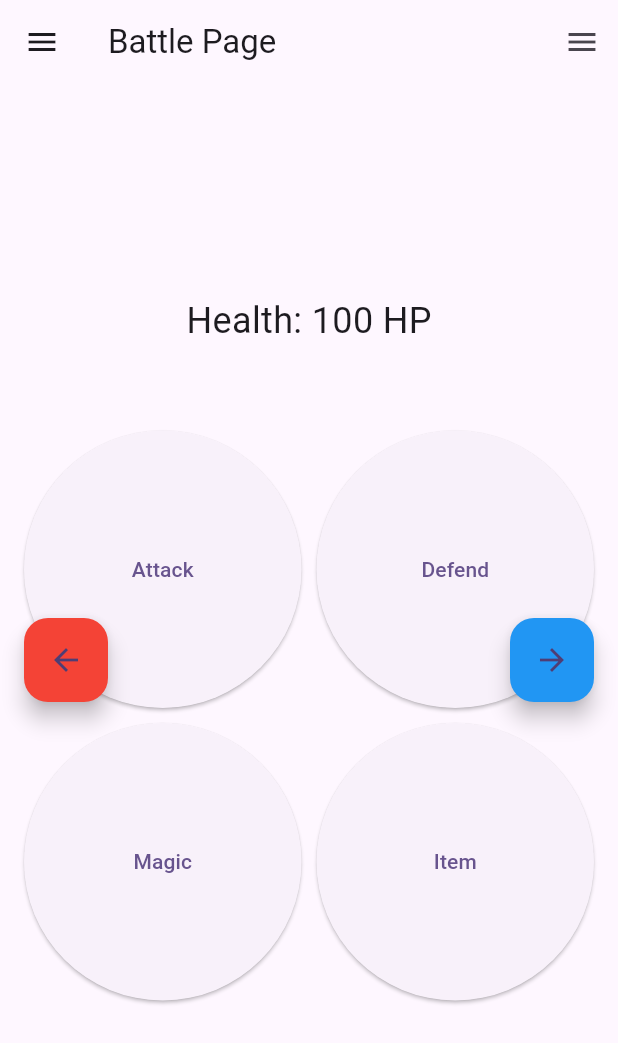
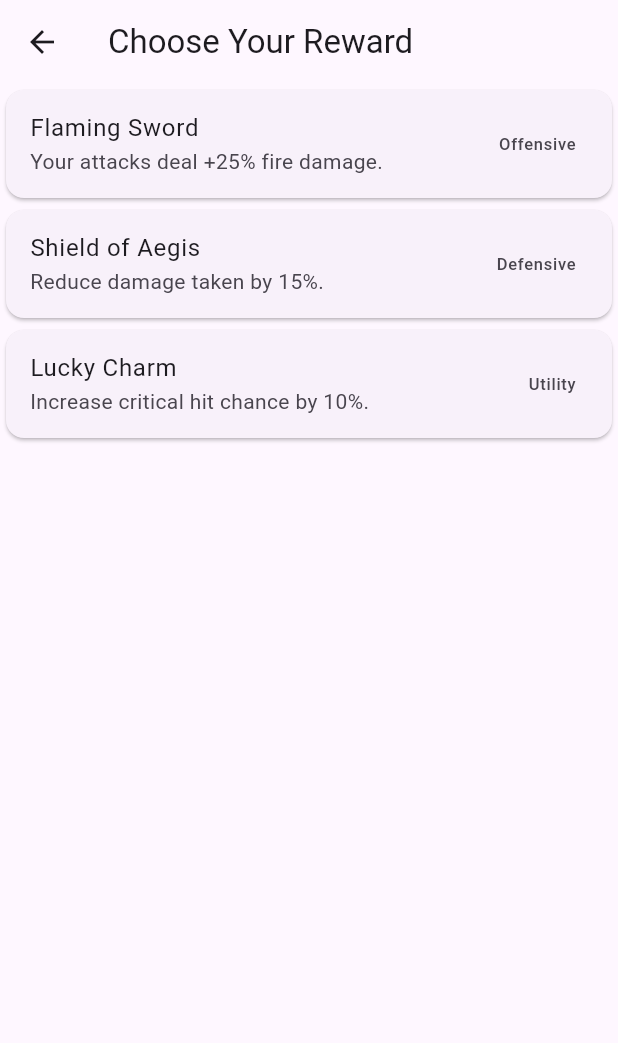
Before and after one commit to Sanins/flutter-training, a Flutter app: the screen it shows after launch, after a tap on "Go to Battle", on a phone screen of 412 x 824 dp. Shown: the top 1043 px of the screen. Run offline on Flutter 3.47's test engine with Material 3 defaults, Android fonts, the phone set to English and light mode, and no system bars.

```diff
--- /dev/null
+++ b/lib/features/battle/screens/choose_ability_screen.dart
@@ -0,0 +1,68 @@
+import 'package:flutter/material.dart';
+import 'battle_screen.dart';
+import '../../../models/ability.dart';
+import '../../../models/player.dart';
+
+// Example abilities
+final abilities = [
+  Ability(
+    name: "Flaming Sword",
+    description: "Your attacks deal +25% fire damage.",
+    type: "Offensive",
+    rarity: 2,
+    applyEffect: (player) => player.attackPower *= 1.25,
+  ),
+  Ability(
+    name: "Shield of Aegis",
+    description: "Reduce damage taken by 15%.",
+    type: "Defensive",
+    rarity: 1,
+    applyEffect: (player) => player.damageReduction += 0.15,
+  ),
+  Ability(
+    name: "Lucky Charm",
+    description: "Increase critical hit chance by 10%.",
+    type: "Utility",
+    rarity: 2,
+    applyEffect: (player) => player.critChance += 0.1,
+  ),
+];
+
+class ChooseAbilityScreen extends StatelessWidget {
+  final List<Ability> abilityChoices;
+  final Player player;
+
+  ChooseAbilityScreen({
+    required this.abilityChoices,
+    required this.player,
+  });
+
+  @override
+  Widget build(BuildContext context) {
+    return Scaffold(
+      appBar: AppBar(title: Text("Choose Your Reward")),
+      body: ListView.builder(
+        itemCount: abilityChoices.length,
+        itemBuilder: (context, index) {
+          final ability = abilityChoices[index];
+          return Card(
+            child: ListTile(
+              title: Text(ability.name),
+              subtitle: Text(ability.description),
+              trailing: Text(ability.type),
+              onTap: () {
+                ability.applyEffect(player);
+                Navigator.pushReplacement(
+                  context,
+                  MaterialPageRoute(
+                    builder: (context) => BattlePage(player: player),
+                  ),
+                ); // Navigate to BattleScreen
+              },
+            ),
+          );
+        },
+      ),
+    );
+  }
+}
--- a/lib/features/battle/widgets/stats_drawer.dart
+++ b/lib/features/battle/widgets/stats_drawer.dart
@@ -1,9 +1,12 @@
 import 'package:flutter/material.dart';
+import '../../../models/player.dart';
 
 class StatsDrawer extends StatelessWidget {
-  final int health;
+  final Player player; // Add player as a parameter
+  final int health; // Add health as a parameter
 
-  const StatsDrawer({Key? key, required this.health}) : super(key: key);
+  const StatsDrawer({Key? key, required this.player, required this.health})
+      : super(key: key); // Update constructor to accept health
 
   @override
   Widget build(BuildContext context) {
@@ -18,7 +21,10 @@ class StatsDrawer extends StatelessWidget {
               style: TextStyle(fontSize: 30, fontWeight: FontWeight.bold),
             ),
             const SizedBox(height: 20),
-            Text('Health: $health HP'),
+            Text('Health: $health HP'), // Display health here
+            const SizedBox(height: 20),
+            Text('Attack Power: ${player.attackPower.toStringAsFixed(2)}'),
+            Text('Crit Chance: ${player.critChance * 100}%'),
             const SizedBox(height: 20),
             // Add other stats as needed
           ],
--- a/lib/main.dart
+++ b/lib/main.dart
@@ -1,5 +1,6 @@
 import 'package:flutter/material.dart';
-import 'features/battle/screens/battle_screen.dart';
+import 'features/battle/screens/choose_ability_screen.dart';
+import 'models/player.dart';
 
 void main() {
   runApp(const MyApp());
@@ -8,27 +9,11 @@ void main() {
 class MyApp extends StatelessWidget {
   const MyApp({super.key});
 
-  // This widget is the root of your application.
   @override
   Widget build(BuildContext context) {
     return MaterialApp(
       title: 'Flutter Demo',
       theme: ThemeData(
-        // This is the theme of your application.
-        //
-        // TRY THIS: Try running your application with "flutter run". You'll see
-        // the application has a purple toolbar. Then, without quitting the app,
-        // try changing the seedColor in the colorScheme below to Colors.green
-        // and then invoke "hot reload" (save your changes or press the "hot
-        // reload" button in a Flutter-supported IDE, or press "r" if you used
-        // the command line to start the app).
-        //
-        // Notice that the counter didn't reset back to zero; the application
-        // state is not lost during the reload. To reset the state, use hot
-        // restart instead.
-        //
-        // This works for code too, not just values: Most code changes can be
-        // tested with just a hot reload.
         colorScheme: ColorScheme.fromSeed(seedColor: Colors.deepPurple),
         useMaterial3: true,
       ),
@@ -39,16 +24,6 @@ class MyApp extends StatelessWidget {
 
 class MyHomePage extends StatefulWidget {
   const MyHomePage({super.key, required this.title});
-
-  // This widget is the home page of your application. It is stateful, meaning
-  // that it has a State object (defined below) that contains fields that affect
-  // how it looks.
-
-  // This class is the configuration for the state. It holds the values (in this
-  // case the title) provided by the parent (in this case the App widget) and
-  // used by the build method of the State. Fields in a Widget subclass are
-  // always marked "final".
-
   final String title;
 
   @override
@@ -56,40 +31,26 @@ class MyHomePage extends StatefulWidget {
 }
 
 class _MyHomePageState extends State<MyHomePage> {
-  int _counter = 0;
+  void _navigateToChooseAbilityScreen() {
+    Player player = Player();
 
-  void _incrementCounter() {
-    setState(() {
-      // This call to setState tells the Flutter framework that something has
-      // changed in this State, which causes it to rerun the build method below
-      // so that the display can reflect the updated values. If we changed
-      // _counter without calling setState(), then the build method would not be
-      // called again, and so nothing would appear to happen.
-      _counter++;
-    });
-  }
-
-  void _navigateToBattlePage() {
     Navigator.push(
       context,
       MaterialPageRoute(
-          builder: (context) => const BattlePage()), // Change to BattlePage
+        builder: (context) => ChooseAbilityScreen(
+          abilityChoices: abilities,
+          player: player,
+        ),
+      ),
     );
   }
 
   @override
   Widget build(BuildContext context) {
-    // This method is rerun every time setState is called, for instance as done
-    // by the _incrementCounter method above.
-    //
-    // The Flutter framework has been optimized to make rerunning build methods
-    // fast, so that you can just rebuild anything that needs updating rather
-    // than having to individually change instances of widgets.
     return Scaffold(
       appBar: AppBar(
-        // TRY THIS: Try changing the color here to a specific color (to
-        // Colors.amber, perhaps?) and trigger a hot reload to see the AppBar
-        // change color while the other colors stay the same.
+        automaticallyImplyLeading: false,
+        actions: <Widget>[Container()],
         backgroundColor: Theme.of(context).colorScheme.inversePrimary,
         // Here we take the value from the MyHomePage object that was created by
         // the App.build method, and use it to set our appbar title.
@@ -99,40 +60,15 @@ class _MyHomePageState extends State<MyHomePage> {
         // Center is a layout widget. It takes a single child and positions it
         // in the middle of the parent.
         child: Column(
-          // Column is also a layout widget. It takes a list of children and
-          // arranges them vertically. By default, it sizes itself to fit its
-          // children horizontally, and tries to be as tall as its parent.
-          //
-          // Column has various properties to control how it sizes itself and
-          // how it positions its children. Here we use mainAxisAlignment to
-          // center the children vertically; the main axis here is the vertical
-          // axis because Columns are vertical (the cross axis would be
-          // horizontal).
-          //
-          // TRY THIS: Invoke "debug painting" (choose the "Toggle Debug Paint"
-          // action in the IDE, or press "p" in the console), to see the
-          // wireframe for each widget.
           mainAxisAlignment: MainAxisAlignment.center,
           children: <Widget>[
-            const Text(
-              'You have pushed the button this many times:',
-            ),
-            Text(
-              '$_counter',
-              style: Theme.of(context).textTheme.headlineMedium,
-            ),
             ElevatedButton(
-              onPressed: _navigateToBattlePage,
+              onPressed: _navigateToChooseAbilityScreen,
               child: const Text('Go to Battle'),
             ),
           ],
         ),
       ),
-      floatingActionButton: FloatingActionButton(
-        onPressed: _incrementCounter,
-        tooltip: 'Increment',
-        child: const Icon(Icons.add),
-      ), // This trailing comma makes auto-formatting nicer for build methods.
     );
   }
 }
--- /dev/null
+++ b/lib/models/ability.dart
@@ -0,0 +1,18 @@
+import 'player.dart';
+
+class Ability {
+  final String name;
+  final String description;
+  final String type; // 'Offensive', 'Defensive', 'Utility', 'Passive'
+  final int rarity; // 1 = Common, 2 = Rare, 3 = Epic
+  final Function(Player)
+      applyEffect; // A function to apply the effect in the game
+
+  Ability({
+    required this.name,
+    required this.description,
+    required this.type,
+    required this.rarity,
+    required this.applyEffect,
+  });
+}
--- /dev/null
+++ b/lib/models/player.dart
@@ -0,0 +1,11 @@
+import 'ability.dart';
+
+class Player {
+  double attackPower = 10.0;
+  double damageReduction = 0.0;
+  double critChance = 0.05; // 5% base critical hit chance
+
+  void applyAbility(Ability ability) {
+    ability.applyEffect(this);
+  }
+}
```
Also changed, not shown: lib/features/battle/screens/battle_screen.dart (+64 -10 lines), lib/models/enemy.dart (added, +19 -0 lines).
